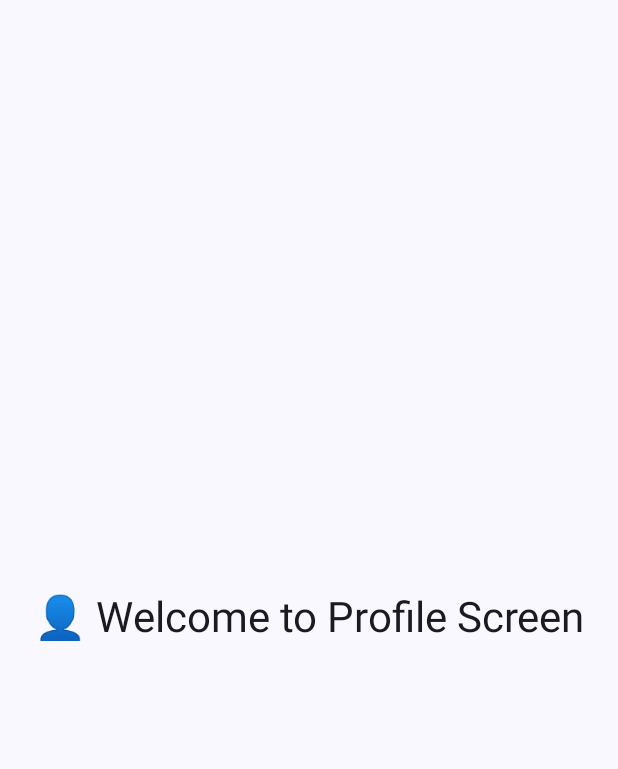
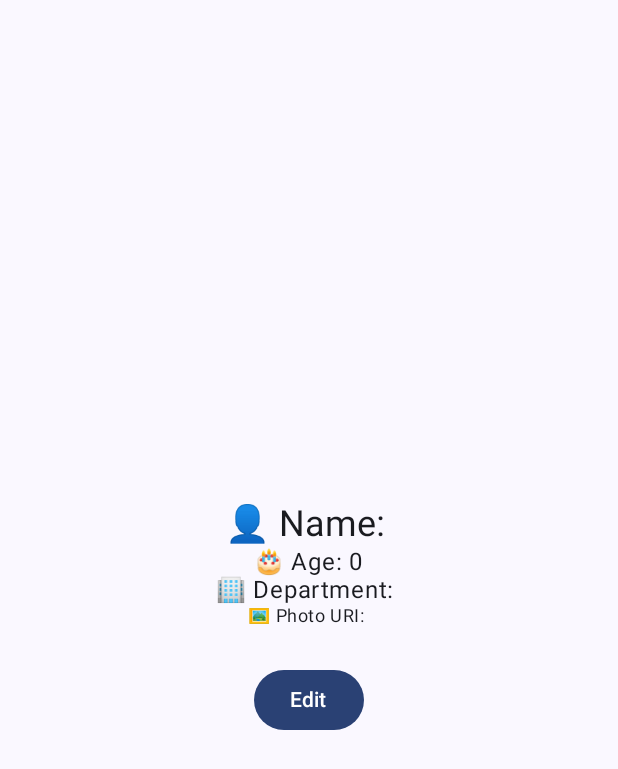
Before and after one commit to Abhi95081/Biometric_Matcher_Android_App, an Android app built with Jetpack Compose: the composable ProfileScreen shown on its own in the app's theme, on a phone screen of 412 x 824 dp. Shown: the top 769 px of the screen. Run offline under Robolectric (Android 15) with nearby library versions, the phone set to English and light mode, and no system bars.

Commit message:
ProfileScreen Commit

```diff
--- a/app/src/main/java/com/example/cyber_knightsbridge/Screens/ProfileScreen.kt
+++ b/app/src/main/java/com/example/cyber_knightsbridge/Screens/ProfileScreen.kt
@@ -1,30 +1,95 @@
 package com.example.cyber_knightsbridge.Screens
 
-import androidx.compose.foundation.layout.*
-import androidx.compose.material3.*
+import android.content.Context
+import android.content.SharedPreferences
+import androidx.compose.foundation.layout.Arrangement
+import androidx.compose.foundation.layout.Column
+import androidx.compose.foundation.layout.Spacer
+import androidx.compose.foundation.layout.fillMaxSize
+import androidx.compose.foundation.layout.height
+import androidx.compose.foundation.layout.padding
+import androidx.compose.material3.Button
+import androidx.compose.material3.MaterialTheme
+import androidx.compose.material3.OutlinedTextField
+import androidx.compose.material3.Text
 import androidx.compose.runtime.Composable
+import androidx.compose.runtime.getValue
+import androidx.compose.runtime.mutableStateOf
+import androidx.compose.runtime.remember
+import androidx.compose.runtime.setValue
 import androidx.compose.ui.Alignment
 import androidx.compose.ui.Modifier
-import androidx.compose.ui.tooling.preview.Preview
+import androidx.compose.ui.platform.LocalContext
 import androidx.compose.ui.unit.dp
 
 @Composable
 fun ProfileScreen() {
-    Box(modifier = Modifier.fillMaxSize(), contentAlignment = Alignment.Center) {
-        Text("👤 Welcome to Profile Screen", style = MaterialTheme.typography.headlineMedium)
+    val context = LocalContext.current
+    val pref = remember { SharedPrefManager(context) }
+
+    var isEditing by remember { mutableStateOf(false) }
+
+    var name by remember { mutableStateOf(pref.getName()) }
+    var age by remember { mutableStateOf(pref.getAge().toString()) }
+    var department by remember { mutableStateOf(pref.getDepartment()) }
+    var photoUri by remember { mutableStateOf(pref.getPhotoUri()) }
+
+    Column(
+        modifier = Modifier
+            .fillMaxSize()
+            .padding(24.dp),
+        verticalArrangement = Arrangement.Center,
+        horizontalAlignment = Alignment.CenterHorizontally
+    ) {
+
+        if (isEditing) {
+            OutlinedTextField(value = name, onValueChange = { name = it }, label = { Text("Name") })
+            Spacer(modifier = Modifier.height(8.dp))
+            OutlinedTextField(value = age, onValueChange = { age = it }, label = { Text("Age") })
+            Spacer(modifier = Modifier.height(8.dp))
+            OutlinedTextField(value = department, onValueChange = { department = it }, label = { Text("Department") })
+            Spacer(modifier = Modifier.height(8.dp))
+            OutlinedTextField(value = photoUri, onValueChange = { photoUri = it }, label = { Text("Photo URI") })
+            Spacer(modifier = Modifier.height(16.dp))
+
+            Button(onClick = {
+                pref.saveProfile(name, age.toIntOrNull() ?: 0, department, photoUri)
+                isEditing = false
+            }) {
+                Text("Save")
+            }
+        } else {
+            Text("👤 Name: $name", style = MaterialTheme.typography.headlineSmall)
+            Text("🎂 Age: $age", style = MaterialTheme.typography.bodyLarge)
+            Text("🏢 Department: $department", style = MaterialTheme.typography.bodyLarge)
+            Text("🖼️ Photo URI: $photoUri", style = MaterialTheme.typography.bodySmall)
+
+            Spacer(modifier = Modifier.height(24.dp))
+
+            Button(onClick = { isEditing = true }) {
+                Text("Edit")
+            }
+        }
     }
 }
 
-@Preview(showBackground = true)
-@Composable
-fun HomeScreenMockPreview() {
-    MaterialTheme {
-        Column(Modifier.padding(16.dp)) {
-            Button(onClick = {}) { Text("Select Fingerprint Image") }
-            Spacer(Modifier.height(16.dp))
-            Button(onClick = {}, enabled = true) { Text("Upload & Match") }
-            Spacer(Modifier.height(16.dp))
-            Text("Preview Result")
-        }
+
+class SharedPrefManager(context: Context) {
+
+    private val prefs: SharedPreferences =
+        context.getSharedPreferences("user_profile", Context.MODE_PRIVATE)
+
+    fun saveProfile(name: String, age: Int, department: String, photoUri: String) {
+        prefs.edit()
+            .putString("name", name)
+            .putInt("age", age)
+            .putString("department", department)
+            .putString("photoUri", photoUri)
+            .apply()
     }
+
+    fun getName(): String = prefs.getString("name", "") ?: ""
+    fun getAge(): Int = prefs.getInt("age", 0)
+    fun getDepartment(): String = prefs.getString("department", "") ?: ""
+    fun getPhotoUri(): String = prefs.getString("photoUri", "") ?: ""
 }
```
